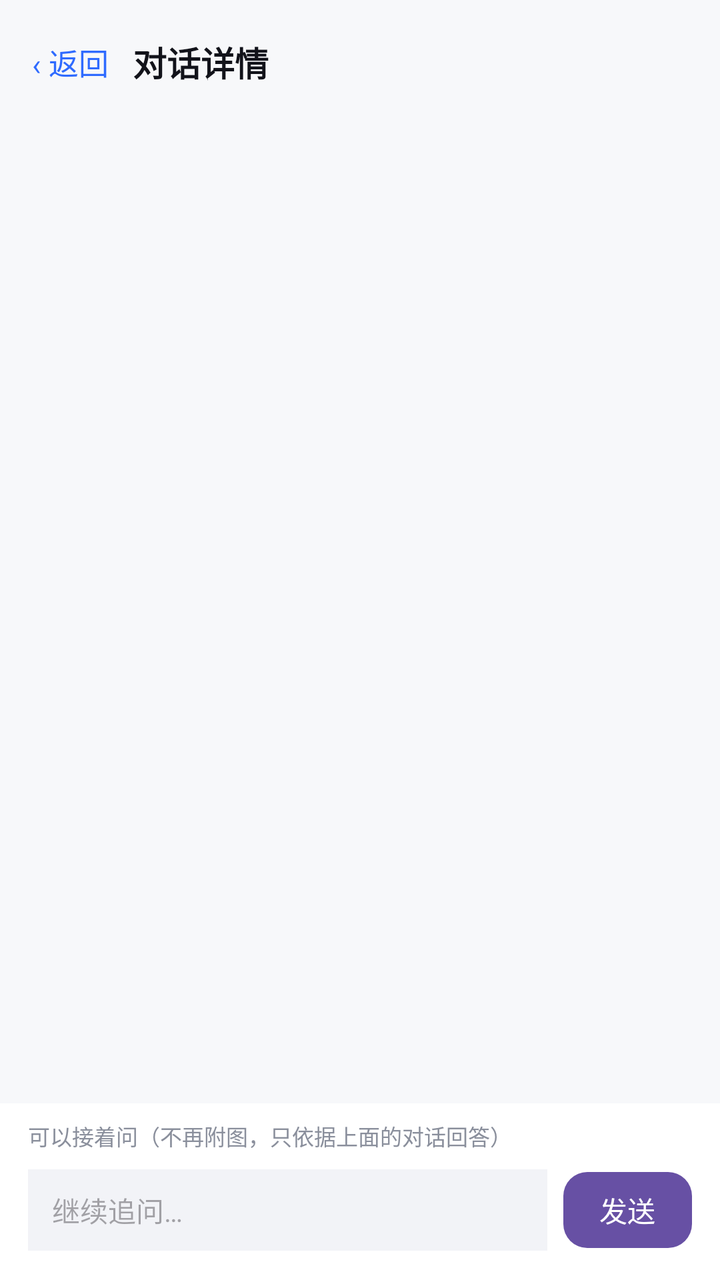
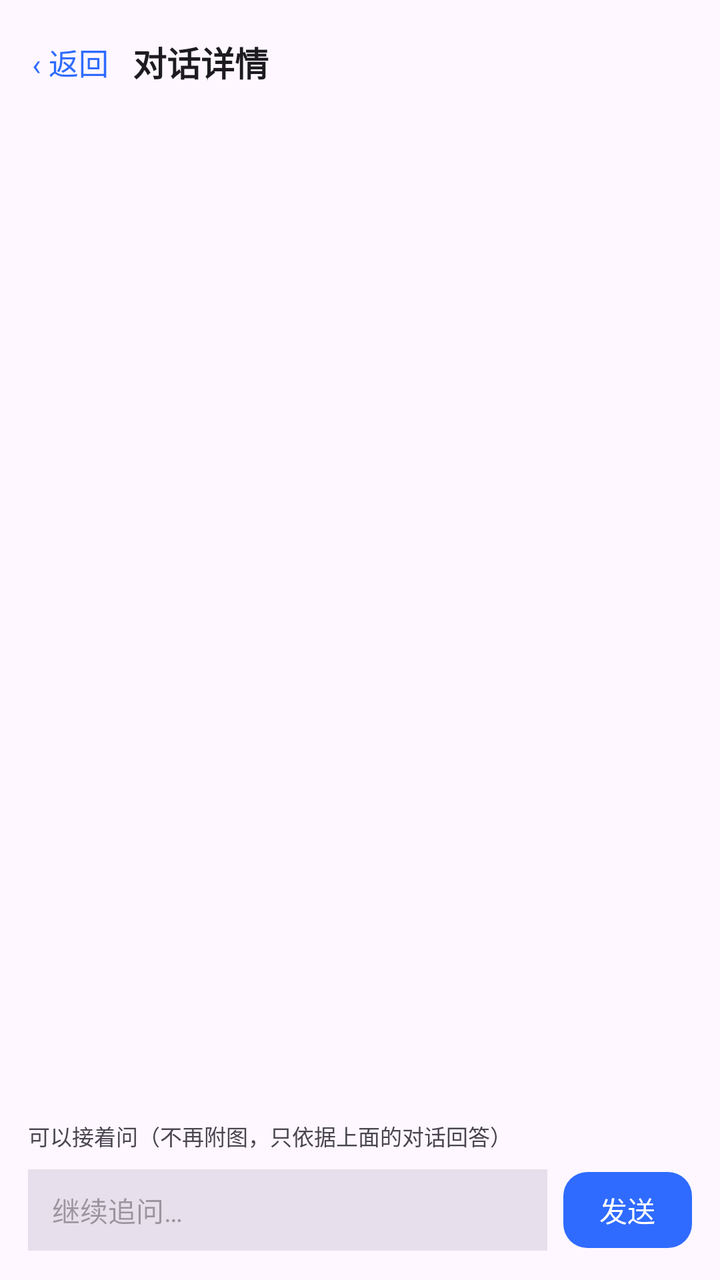

Compare the two renders of this Android layout. The source of the first and the diff that turns it into the second are given below.
<!-- AndroidManifest.xml: activity theme Theme.ScreenMemory -->
<!-- res/layout/activity_history_detail.xml -->
<?xml version="1.0" encoding="utf-8"?>
<LinearLayout xmlns:android="http://schemas.android.com/apk/res/android"
    xmlns:app="http://schemas.android.com/apk/res-auto"
    android:layout_width="match_parent"
    android:layout_height="match_parent"
    android:background="#FFF7F8FA"
    android:orientation="vertical">

    <LinearLayout
        android:layout_width="match_parent"
        android:layout_height="wrap_content"
        android:gravity="center_vertical"
        android:orientation="horizontal"
        android:paddingStart="8dp"
        android:paddingTop="12dp"
        android:paddingEnd="16dp"
        android:paddingBottom="8dp">

        <TextView
            android:id="@+id/tvBack"
            android:layout_width="wrap_content"
            android:layout_height="wrap_content"
            android:background="?attr/selectableItemBackgroundBorderless"
            android:paddingStart="8dp"
            android:paddingTop="8dp"
            android:paddingEnd="12dp"
            android:paddingBottom="8dp"
            android:text="‹ 返回"
            android:textColor="#FF2F6BFF"
            android:textSize="15sp" />

        <TextView
            android:id="@+id/tvDetailTitle"
            android:layout_width="0dp"
            android:layout_height="wrap_content"
            android:layout_weight="1"
            android:text="对话详情"
            android:textColor="#FF12131A"
            android:textSize="17sp"
            android:textStyle="bold" />
    </LinearLayout>

    <ScrollView
        android:id="@+id/detailScroll"
        android:layout_width="match_parent"
        android:layout_height="0dp"
        android:layout_weight="1"
        android:clipToPadding="false"
        android:paddingStart="16dp"
        android:paddingTop="4dp"
        android:paddingEnd="16dp"
        android:paddingBottom="16dp">

        <TextView
            android:id="@+id/tvDetailBody"
            android:layout_width="match_parent"
            android:layout_height="wrap_content"
            android:lineSpacingExtra="4dp"
            android:textColor="#FF12131A"
            android:textIsSelectable="true"
            android:textSize="14sp" />
    </ScrollView>

    
    <LinearLayout
        android:layout_width="match_parent"
        android:layout_height="wrap_content"
        android:background="#FFFFFFFF"
        android:orientation="vertical"
        android:paddingStart="14dp"
        android:paddingTop="8dp"
        android:paddingEnd="14dp"
        android:paddingBottom="12dp">

        <TextView
            android:id="@+id/tvFollowStatus"
            android:layout_width="match_parent"
            android:layout_height="wrap_content"
            android:paddingBottom="6dp"
            android:text="可以接着问（不再附图，只依据上面的对话回答）"
            android:textColor="#FF8A8F9C"
            android:textSize="11sp" />

        <LinearLayout
            android:layout_width="match_parent"
            android:layout_height="wrap_content"
            android:gravity="center_vertical"
            android:orientation="horizontal">

            <EditText
                android:id="@+id/etFollowInput"
                android:layout_width="0dp"
                android:layout_height="wrap_content"
                android:layout_weight="1"
                android:background="#FFF2F3F7"
                android:hint="继续追问…"
                android:inputType="textMultiLine"
                android:maxLines="3"
                android:minLines="1"
                android:paddingStart="12dp"
                android:paddingTop="10dp"
                android:paddingEnd="12dp"
                android:paddingBottom="10dp"
                android:textColor="#FF12131A"
                android:textSize="14sp" />

            <com.google.android.material.button.MaterialButton
                android:id="@+id/btnFollowSend"
                android:layout_width="wrap_content"
                android:layout_height="46dp"
                android:layout_marginStart="8dp"
                android:minWidth="0dp"
                android:paddingStart="18dp"
                android:paddingEnd="18dp"
                android:text="发送"
                app:cornerRadius="12dp" />
        </LinearLayout>
    </LinearLayout>
</LinearLayout>
<!-- resources referenced by this layout -->
<resources>
  <style name="Theme.ScreenMemory" parent="Theme.Material3.DayNight.NoActionBar">
          <item name="android:statusBarColor">@android:color/transparent</item>
          <item name="android:windowLightStatusBar">true</item>
      </style>
</resources>

<!-- the commit's change to res/layout/activity_history_detail.xml (unified diff, before → after) -->
@@ -3,7 +3,7 @@
     xmlns:app="http://schemas.android.com/apk/res-auto"
     android:layout_width="match_parent"
     android:layout_height="match_parent"
-    android:background="#FFF7F8FA"
+    android:background="?android:attr/colorBackground"
     android:orientation="vertical">
 
     <LinearLayout
@@ -26,7 +26,7 @@
             android:paddingEnd="12dp"
             android:paddingBottom="8dp"
             android:text="‹ 返回"
-            android:textColor="#FF2F6BFF"
+            android:textColor="?attr/colorPrimary"
             android:textSize="15sp" />
 
         <TextView
@@ -35,7 +35,7 @@
             android:layout_height="wrap_content"
             android:layout_weight="1"
             android:text="对话详情"
-            android:textColor="#FF12131A"
+            android:textColor="?android:attr/textColorPrimary"
             android:textSize="17sp"
             android:textStyle="bold" />
     </LinearLayout>
@@ -56,7 +56,7 @@
             android:layout_width="match_parent"
             android:layout_height="wrap_content"
             android:lineSpacingExtra="4dp"
-            android:textColor="#FF12131A"
+            android:textColor="?android:attr/textColorPrimary"
             android:textIsSelectable="true"
             android:textSize="14sp" />
     </ScrollView>
@@ -65,7 +65,7 @@
     <LinearLayout
         android:layout_width="match_parent"
         android:layout_height="wrap_content"
-        android:background="#FFFFFFFF"
+        android:background="?android:attr/colorBackground"
         android:orientation="vertical"
         android:paddingStart="14dp"
         android:paddingTop="8dp"
@@ -78,7 +78,7 @@
             android:layout_height="wrap_content"
             android:paddingBottom="6dp"
             android:text="可以接着问（不再附图，只依据上面的对话回答）"
-            android:textColor="#FF8A8F9C"
+            android:textColor="?android:attr/textColorSecondary"
             android:textSize="11sp" />
 
         <LinearLayout
@@ -92,7 +92,7 @@
                 android:layout_width="0dp"
                 android:layout_height="wrap_content"
                 android:layout_weight="1"
-                android:background="#FFF2F3F7"
+                android:background="?attr/colorSurfaceVariant"
                 android:hint="继续追问…"
                 android:inputType="textMultiLine"
                 android:maxLines="3"
@@ -101,7 +101,7 @@
                 android:paddingTop="10dp"
                 android:paddingEnd="12dp"
                 android:paddingBottom="10dp"
-                android:textColor="#FF12131A"
+                android:textColor="?android:attr/textColorPrimary"
                 android:textSize="14sp" />
 
             <com.google.android.material.button.MaterialButton
<!-- resource entries referenced after the edit -->
@@ -1,6 +1,10 @@
 <!-- resources referenced by this layout -->
 <resources>
   <style name="Theme.ScreenMemory" parent="Theme.Material3.DayNight.NoActionBar">
+          <item name="colorPrimary">#FF2F6BFF</item>
+          <item name="colorOnPrimary">#FFFFFFFF</item>
+          <item name="colorPrimaryContainer">#FFE8EFFF</item>
+          <item name="colorOnPrimaryContainer">#FF12131A</item>
           <item name="android:statusBarColor">@android:color/transparent</item>
           <item name="android:windowLightStatusBar">true</item>
       </style>
